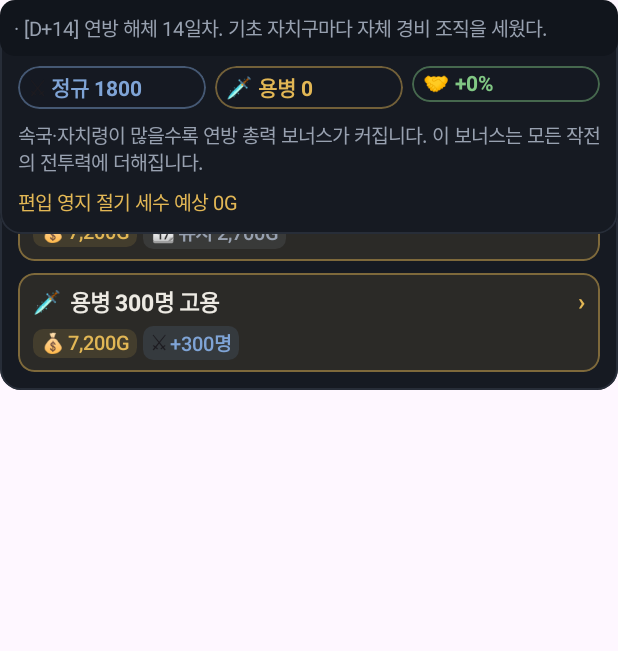
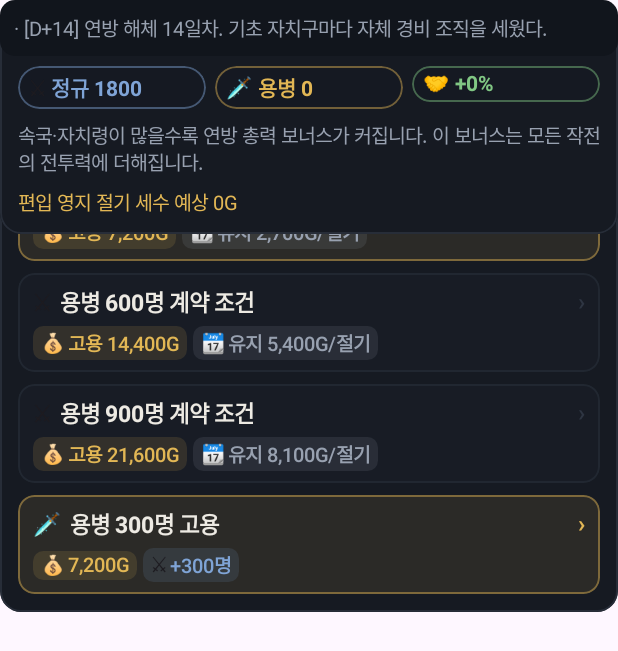
Before and after one commit to kthink79/slg-territory-conquest, an Android app built with Jetpack Compose: the composable ManpowerPanel shown on its own in the app's theme, on a phone screen of 412 x 824 dp. Shown: the top 651 px of the screen. Run offline under Robolectric (Android 15) with nearby library versions, the phone set to English and light mode, and no system bars.

Commit message:
polish(slg): 합류 수락·용병 계약 카드를 세로 배치로 바꿔 좁은 화면에서 잘리지 않게

```diff
--- a/app/src/main/java/com/game/slg/ui/EmpireScreen.kt
+++ b/app/src/main/java/com/game/slg/ui/EmpireScreen.kt
@@ -446,19 +446,17 @@ private fun ManpowerPanel(
             fontSize = SlgType.MICRO,
             lineHeight = SlgLine.MICRO
         )
-        Row(horizontalArrangement = Arrangement.spacedBy(6.dp)) {
         listOf(300, 600, 900).forEach { size ->
             SlgChoiceCard(
-                    title = "${size}명",
+                title = "용병 ${size}명 계약 조건",
                 icon = "⚔",
                 effects = listOf(
-                        Effect("💰", "${"%,d".format(MercenaryEngine.hireCostOf(size))}G", SlgColors.Brass),
-                        Effect("📆", "유지 ${"%,d".format(MercenaryEngine.upkeepOf(size))}G", SlgColors.Muted)
+                    Effect("💰", "고용 ${"%,d".format(MercenaryEngine.hireCostOf(size))}G", SlgColors.Brass),
+                    Effect("📆", "유지 ${"%,d".format(MercenaryEngine.upkeepOf(size))}G/절기", SlgColors.Muted)
                 ),
                 accent = if (mercSize == size) SlgColors.Brass else SlgColors.Line,
                 onClick = { mercSize = size }
             )
-            }
         }
         SlgChoiceCard(
             title = "용병 ${mercSize}명 고용",
--- a/app/src/main/java/com/game/slg/ui/HeroScreen.kt
+++ b/app/src/main/java/com/game/slg/ui/HeroScreen.kt
@@ -350,7 +350,6 @@ private fun HeroRecruitSection(
                 fontSize = SlgType.MICRO,
                 lineHeight = SlgLine.MICRO
             )
-            Row(horizontalArrangement = Arrangement.spacedBy(6.dp)) {
             SlgChoiceCard(
                 title = "합류 수락",
                 icon = "🤝",
@@ -365,7 +364,6 @@ private fun HeroRecruitSection(
                 accent = SlgColors.Muted,
                 onClick = onDeclineVisit
             )
-            }
         }
     }
 
```
Lines whose indentation alone changed are shown as unchanged.
